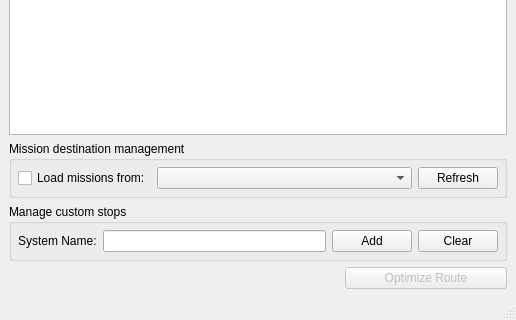
neotron/EDPathFinder, file src/MissionRouter.ui: the form before one commit; both pictures show x 0 to 516 and y 142 to 462 of the 516 by 462 pixel window.
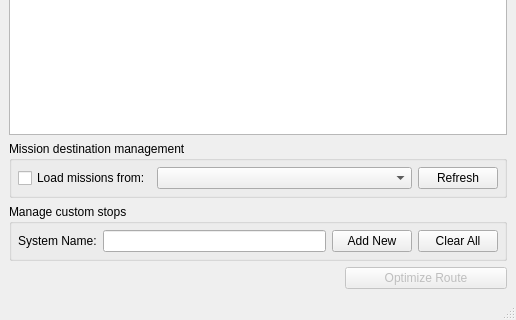
The form after the commit. Custom widgets are drawn as their Qt base class.

Patch:
```diff
--- a/src/MissionRouter.ui
+++ b/src/MissionRouter.ui
@@ -79,14 +79,14 @@
        <item>
         <widget class="QPushButton" name="pushButton">
          <property name="text">
-          <string>Add</string>
+          <string>Add New</string>
          </property>
         </widget>
        </item>
        <item>
         <widget class="QPushButton" name="pushButton_2">
          <property name="text">
-          <string>Clear</string>
+          <string>Clear All</string>
          </property>
         </widget>
        </item>
```
